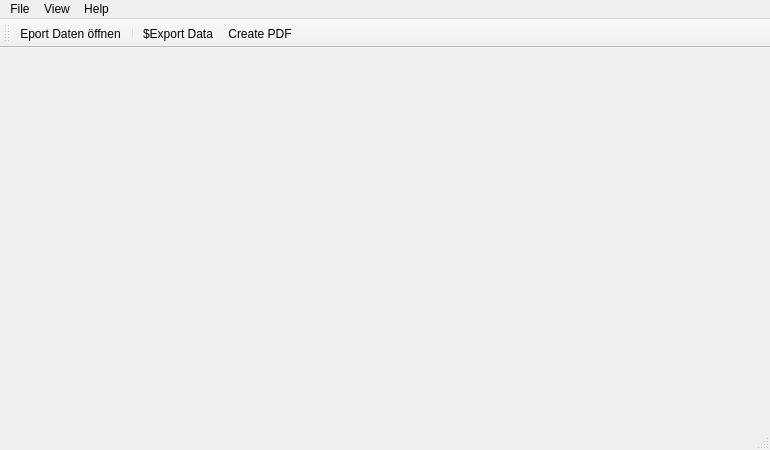
Above: src/ui/design/main_window.ui from CodeName-666/VDataParser before the change. Below: the same form after it.
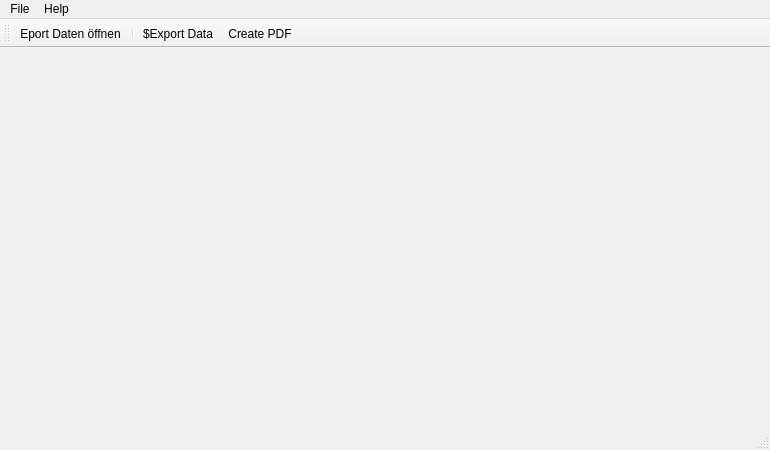
That is the form after the change. Icons and pictures are not drawn.

What changed in the file:
```diff
--- a/src/ui/design/main_window.ui
+++ b/src/ui/design/main_window.ui
@@ -39,14 +39,7 @@
     </property>
     <addaction name="action_tool"/>
    </widget>
-   <widget class="QMenu" name="menuVies">
-    <property name="title">
-     <string>View</string>
-    </property>
-    <addaction name="actionToolbars"/>
-   </widget>
    <addaction name="menu_file"/>
-   <addaction name="menuVies"/>
    <addaction name="menu_help"/>
   </widget>
   <widget class="QStatusBar" name="statusbar"/>
```
Left out of the diff: 10 changed lines with no effect on the pictures.
